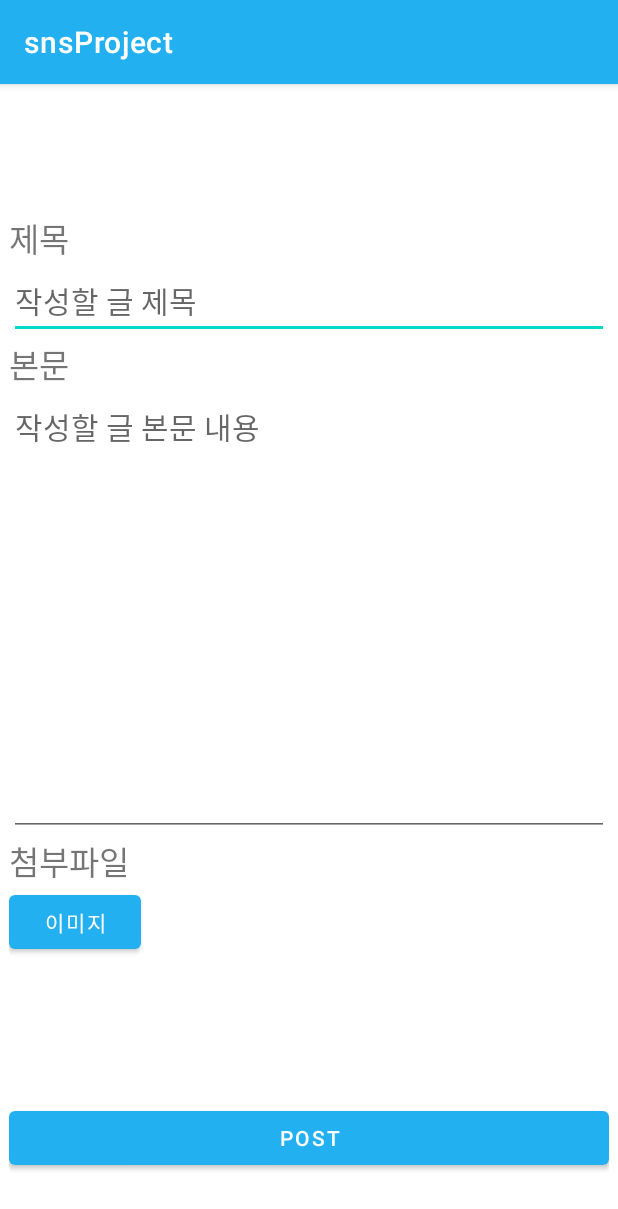
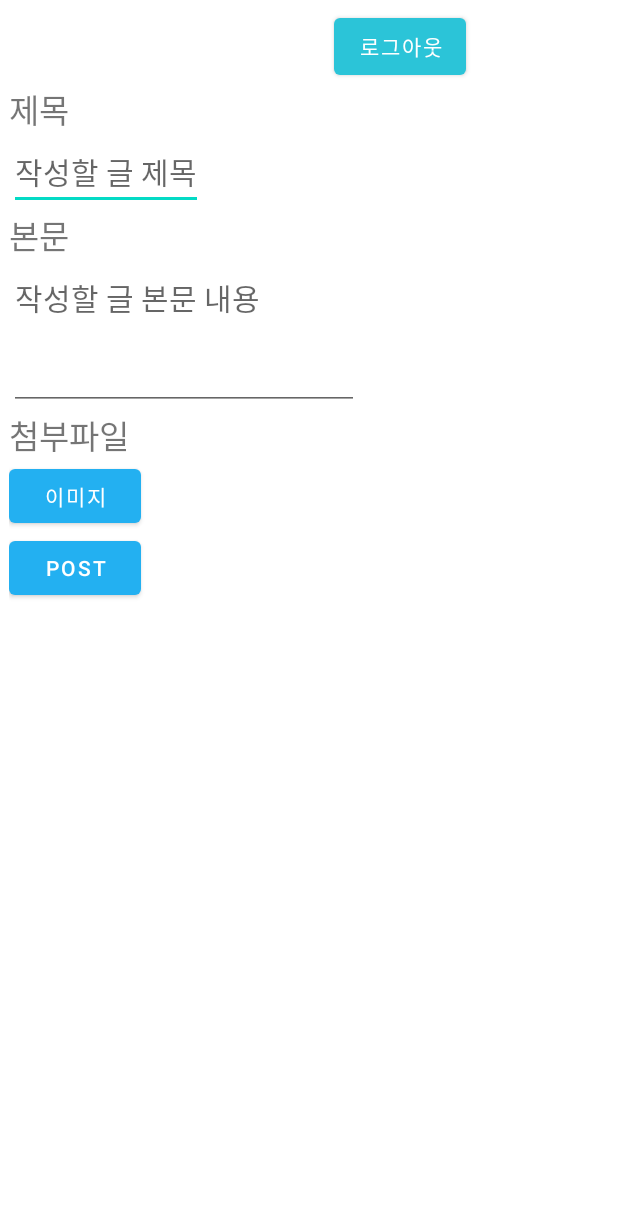
Before and after one commit to hyunjunkimAbc/android_N_project, an Android app: the WritePostActivity screen opened directly, with no data from a screen before it, on a phone screen of 412 x 824 dp. Shown: the top 1209 px of the screen. Run offline under Robolectric (Android 15) with nearby library versions, the phone set to English and light mode, and no system bars; our stand-ins replace Firebase (no records; nobody signed in at launch, a user with empty details on screens opened directly).

Commit message:
게시글 작성 화면에 로그아웃 버튼 추가 상단 타이틀바 삭제

```diff
--- a/app/src/main/res/layout/activity_write_post.xml
+++ b/app/src/main/res/layout/activity_write_post.xml
@@ -1,4 +1,5 @@
 <?xml version="1.0" encoding="utf-8"?>
+
 <ScrollView xmlns:android="http://schemas.android.com/apk/res/android"
     xmlns:app="http://schemas.android.com/apk/res-auto"
     xmlns:tools="http://schemas.android.com/tools"
@@ -7,70 +8,121 @@
     android:orientation="horizontal">
 
     <LinearLayout
-        android:layout_width="400dp"
-        android:layout_height="1000dp"
+        android:id="@+id/linearLayout2"
+        android:layout_width="match_parent"
+        android:layout_height="match_parent"
         android:layout_margin="6dp"
-        android:foregroundGravity="center_horizontal"
-        android:orientation="vertical"
-        android:translationY="80dp">
+        android:orientation="vertical">
+
+        <androidx.constraintlayout.widget.ConstraintLayout
+            android:layout_width="match_parent"
+            android:layout_height="match_parent">
+
+            <Button
+                android:id="@+id/logoutBtn"
+                android:layout_width="wrap_content"
+                android:layout_height="50dp"
+                android:layout_gravity="right"
+                android:layout_marginEnd="95dp"
+                android:text="로그아웃"
+                app:backgroundTint="#2BC4D8"
+                app:layout_constraintBottom_toBottomOf="parent"
+                app:layout_constraintEnd_toEndOf="parent"
+                app:layout_constraintHorizontal_bias="1.0"
+                app:layout_constraintStart_toEndOf="@+id/postButton"
+                app:layout_constraintStart_toStartOf="parent"
+                app:layout_constraintTop_toTopOf="parent"
+                app:layout_constraintVertical_bias="0.0" />
+        </androidx.constraintlayout.widget.ConstraintLayout>
 
         <TextView
             android:id="@+id/textView"
-            android:layout_width="match_parent"
+            android:layout_width="wrap_content"
             android:layout_height="wrap_content"
             android:text="제목"
-            android:textSize="22sp" />
+            android:textSize="22sp"
+            tools:layout_conversion_absoluteHeight="30dp"
+            tools:layout_conversion_absoluteWidth="400dp"
+            tools:layout_editor_absoluteX="6dp"
+            tools:layout_editor_absoluteY="86dp" />
 
         <EditText
             android:id="@+id/editTextTitle"
-            android:layout_width="match_parent"
+            android:layout_width="wrap_content"
             android:layout_height="wrap_content"
             android:hint="작성할 글 제목"
             android:inputType="textPersonName"
-            android:textSize="20sp" />
+            android:textSize="20sp"
+            tools:layout_conversion_absoluteHeight="48dp"
+            tools:layout_conversion_absoluteWidth="400dp"
+            tools:layout_editor_absoluteX="6dp"
+            tools:layout_editor_absoluteY="116dp" />
 
         <TextView
             android:id="@+id/textView2"
-            android:layout_width="match_parent"
+            android:layout_width="wrap_content"
             android:layout_height="wrap_content"
             android:text="본문"
-            android:textSize="22sp" />
+            android:textSize="22sp"
+            tools:layout_conversion_absoluteHeight="30dp"
+            tools:layout_conversion_absoluteWidth="400dp"
+            tools:layout_editor_absoluteX="6dp"
+            tools:layout_editor_absoluteY="164dp" />
 
         <EditText
             android:id="@+id/editTextContent"
-            android:layout_width="match_parent"
-            android:layout_height="298dp"
+            android:layout_width="wrap_content"
+            android:layout_height="100dp"
             android:ems="10"
             android:gravity="top"
             android:hint="작성할 글 본문 내용"
             android:inputType="textPersonName"
-            android:textSize="20sp" />
+            android:textSize="20sp"
+            tools:layout_conversion_absoluteHeight="298dp"
+            tools:layout_conversion_absoluteWidth="400dp"
+            tools:layout_editor_absoluteX="6dp"
+            tools:layout_editor_absoluteY="194dp" />
 
         <TextView
             android:id="@+id/textView3"
-            android:layout_width="match_parent"
+            android:layout_width="wrap_content"
             android:layout_height="wrap_content"
             android:text="첨부파일"
-            android:textSize="22sp" />
+            android:textSize="22sp"
+            tools:layout_conversion_absoluteHeight="30dp"
+            tools:layout_conversion_absoluteWidth="400dp"
+            tools:layout_editor_absoluteX="6dp"
+            tools:layout_editor_absoluteY="491dp" />
 
         <Button
             android:id="@+id/imgBtn"
             android:layout_width="wrap_content"
             android:layout_height="wrap_content"
-            android:layout_weight="1"
-            android:text="이미지" />
+            android:text="이미지"
+            tools:layout_conversion_absoluteHeight="48dp"
+            tools:layout_conversion_absoluteWidth="88dp"
+            tools:layout_editor_absoluteX="6dp"
+            tools:layout_editor_absoluteY="521dp" />
 
         <ImageView
             android:id="@+id/imageView"
-            android:layout_width="match_parent"
-            android:layout_height="96dp"
+            android:layout_width="wrap_content"
+            android:layout_height="wrap_content"
+            tools:layout_conversion_absoluteHeight="96dp"
+            tools:layout_conversion_absoluteWidth="400dp"
+            tools:layout_editor_absoluteX="6dp"
+            tools:layout_editor_absoluteY="569dp"
             tools:srcCompat="@tools:sample/avatars" />
 
         <Button
             android:id="@+id/postBtn"
-            android:layout_width="match_parent"
+            android:layout_width="wrap_content"
             android:layout_height="wrap_content"
-            android:text="Post" />
+            android:text="Post"
+            tools:layout_conversion_absoluteHeight="48dp"
+            tools:layout_conversion_absoluteWidth="400dp"
+            tools:layout_editor_absoluteX="6dp"
+            tools:layout_editor_absoluteY="665dp" />
 
     </LinearLayout>
 
```
Also changed, not shown: app/src/main/AndroidManifest.xml (+12 -4 lines), app/src/main/java/com/example/snsproject/WritePostActivity.kt (+18 -5 lines), app/src/main/res/layout/activity_login.xml (+11 -13 lines).
